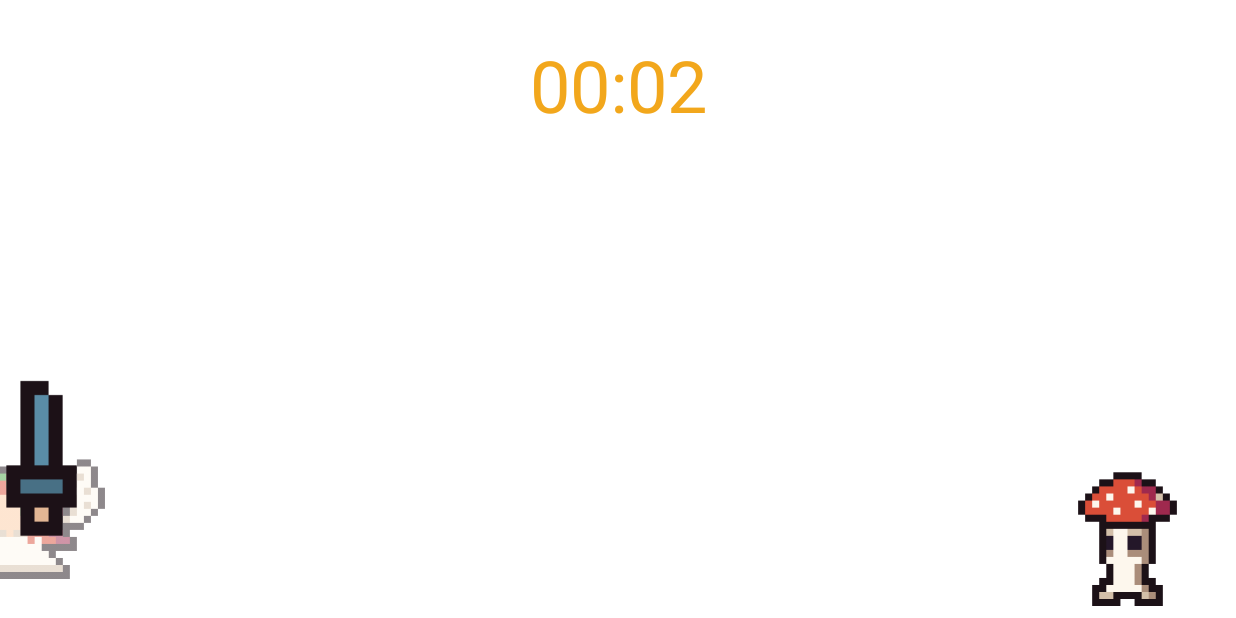
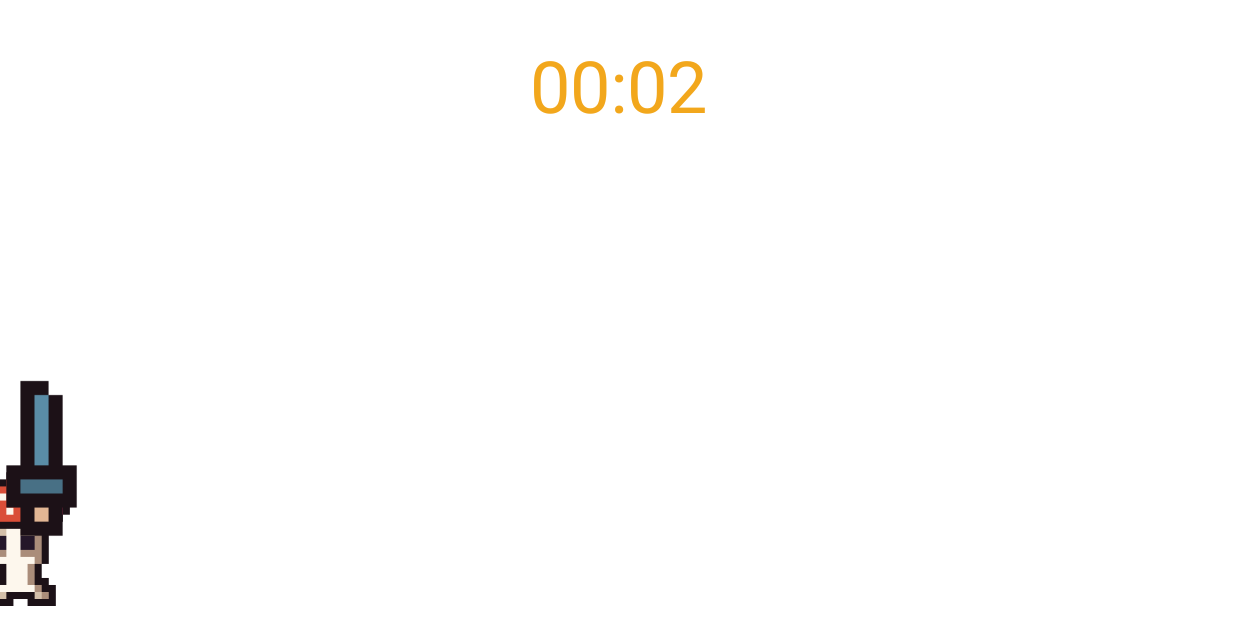
Before and after one commit to MolerEmeric/VengaRun, an Android app: the GameActivity screen opened directly, with no data from a screen before it, on a phone screen of 824 x 412 dp (held sideways). Run offline under Robolectric (Android 15) with nearby library versions, the phone set to English and light mode, and no system bars; 3 statements that could not run were skipped.

Commit message:
Ajout mouvement joueur

```diff
--- a/app/src/main/java/com/venga/vengarubik/activities/GameActivity.kt
+++ b/app/src/main/java/com/venga/vengarubik/activities/GameActivity.kt
@@ -93,10 +93,10 @@
 
         selectCaseSound = soundPool.load(this, R.raw.select_case, 1)
 
-        obstacles.add(FloorSpike(R.id.floorSpike1, 1f))
+        obstacles.add(FloorSpike(R.id.floorSpike1, 0.5f))
         obstacles.add(FloorSpike(R.id.floorSpike2, 1.2f))
         obstacles.add(RoofSpike(R.id.roofSpike1, 1.4f))
-        obstacles.add(Fairy(R.id.fairy1, 0.5f))
+        obstacles.add(Fairy(R.id.fairy1, 1.6f))
         obstacles.add(FloorSpike(R.id.floorSpike3, 1.8f))
 
         val b1 = Breakable(R.id.breakable1, 1.9f)
@@ -162,6 +162,7 @@
         if (crochFrames == 15){
             estAccroupi = false
             crochFrames = 0
+            findViewById<ImageView>(R.id.player).setImageResource(R.drawable.bandit1);
         }
     }
 
@@ -197,7 +198,7 @@
             }
 
             if(obs is RoofSpike){
-                if (!estAccroupi && obs.pos < 0.20f) win()
+                if (!estAccroupi && obs.pos < 0.25f) win()
             }
 
             if (obs is Fairy) {
@@ -205,6 +206,10 @@
                 else findViewById<View>(obs.imgId).alpha = 1f
 
                 if (obs.pos < 0.25f && evilFairies) win()
+            }
+
+            if (obs is FloorSpike){
+                if ((!jumpLow || !jumpHigh) && obs.pos < 0.15f) win()
             }
 
             if(!(obs.pos < 0 && obs.pos > 1)){
@@ -283,6 +288,7 @@
             }
             else if (angle > 0.03){
                 estAccroupi = true
+                findViewById<ImageView>(R.id.player).setImageResource(R.drawable.bandit2);
             }
             return
         }
```
